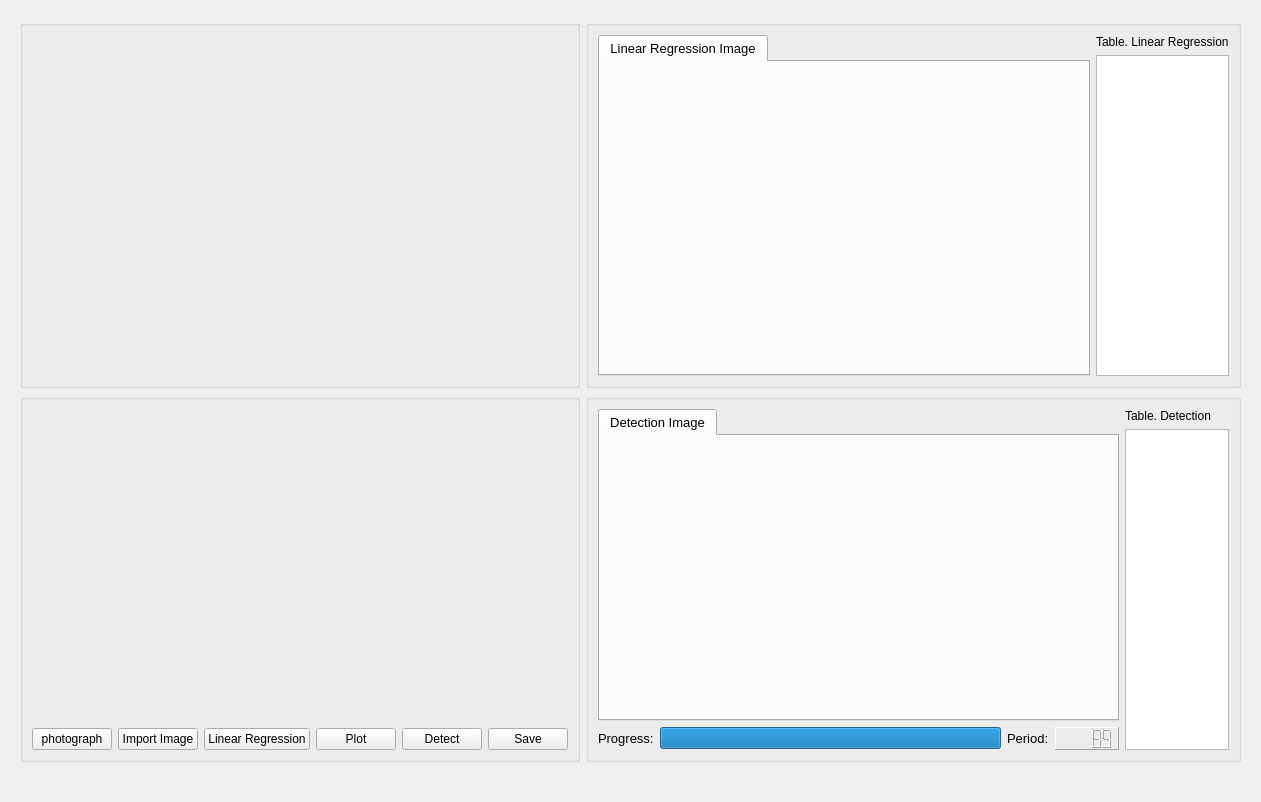
First picture: the form in ui/detectmain.ui, repository hmy-repo/Peng_GUI, before the edit.
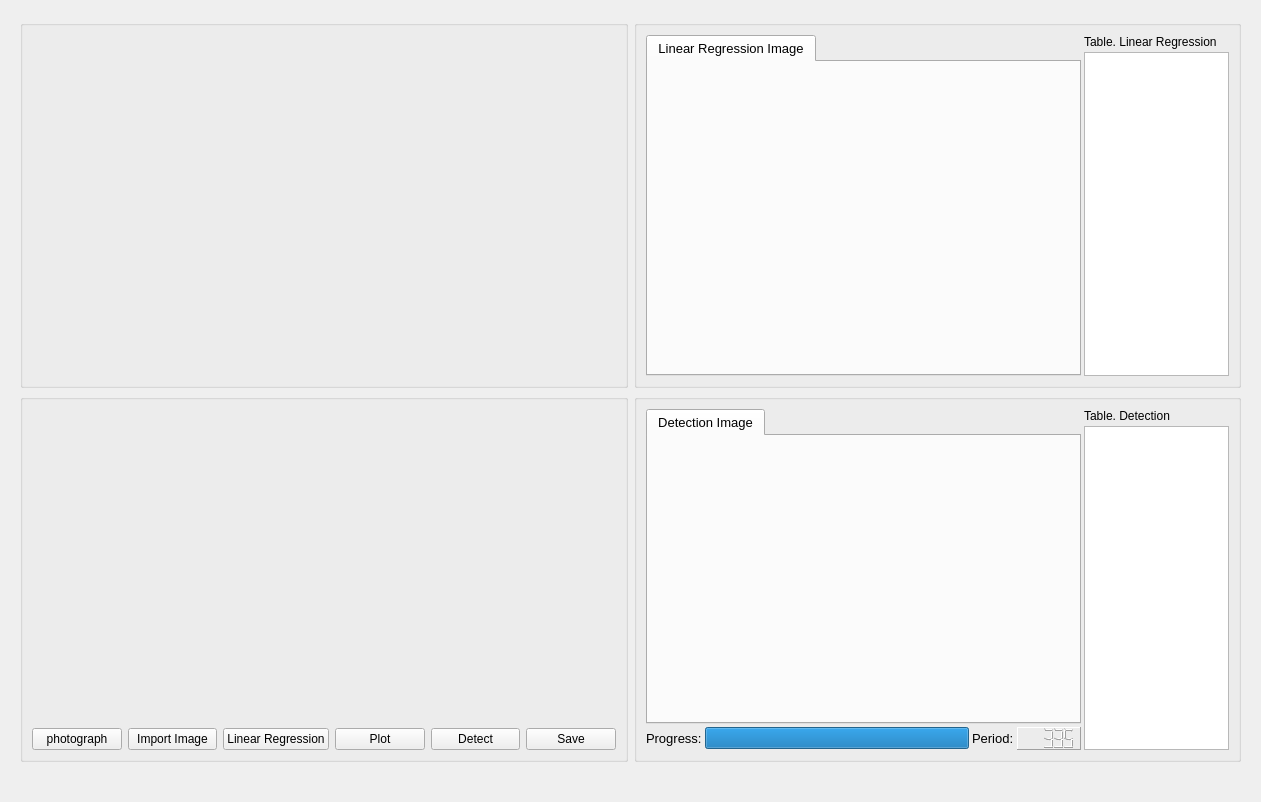
Second picture: the form after the edit.

The edit to the form file:
```diff
--- a/ui/detectmain.ui
+++ b/ui/detectmain.ui
@@ -18,7 +18,7 @@
     <widget class="QWidget" name="detectmainWidget" native="true">
      <layout class="QVBoxLayout" name="verticalLayout_13">
       <item>
-       <layout class="QGridLayout" name="gridLayout_3">
+       <layout class="QGridLayout" name="gridLayout_3" rowstretch="1,1" columnstretch="1,1">
         <item row="0" column="0">
          <widget class="QGroupBox" name="cameraMainGroupBox">
           <property name="title">
@@ -26,7 +26,11 @@
           </property>
           <layout class="QHBoxLayout" name="horizontalLayout_9">
            <item>
-            <layout class="QVBoxLayout" name="cameraMainlVLayout"/>
+            <layout class="QVBoxLayout" name="cameraMainlVLayout">
+             <property name="sizeConstraint">
+              <enum>QLayout::SetDefaultConstraint</enum>
+             </property>
+            </layout>
            </item>
           </layout>
          </widget>
@@ -38,7 +42,13 @@
           </property>
           <layout class="QHBoxLayout" name="horizontalLayout_7">
            <item>
-            <layout class="QHBoxLayout" name="horizontalLayout_6" stretch="5,1">
+            <layout class="QHBoxLayout" name="horizontalLayout_6" stretch="3,1">
+             <property name="spacing">
+              <number>3</number>
+             </property>
+             <property name="sizeConstraint">
+              <enum>QLayout::SetNoConstraint</enum>
+             </property>
              <item>
               <widget class="QTabWidget" name="tabWidget_2">
                <property name="font">
@@ -57,6 +67,12 @@
                 <layout class="QHBoxLayout" name="horizontalLayout_5">
                  <item>
                   <widget class="QLabel" name="labelOrigImg">
+                   <property name="sizePolicy">
+                    <sizepolicy hsizetype="Expanding" vsizetype="Expanding">
+                     <horstretch>0</horstretch>
+                     <verstretch>0</verstretch>
+                    </sizepolicy>
+                   </property>
                    <property name="text">
                     <string/>
                    </property>
@@ -99,7 +115,14 @@
            <item>
             <layout class="QVBoxLayout" name="verticalLayout_12" stretch="5,0">
              <item>
-              <widget class="QWidget" name="widgetChart" native="true"/>
+              <widget class="QWidget" name="widgetChart" native="true">
+               <property name="sizePolicy">
+                <sizepolicy hsizetype="Expanding" vsizetype="Expanding">
+                 <horstretch>0</horstretch>
+                 <verstretch>0</verstretch>
+                </sizepolicy>
+               </property>
+              </widget>
              </item>
              <item>
               <layout class="QGridLayout" name="gridLayout">
@@ -159,7 +182,10 @@
           </property>
           <layout class="QVBoxLayout" name="verticalLayout_11">
            <item>
-            <layout class="QHBoxLayout" name="horizontalLayout_4" stretch="5,1">
+            <layout class="QHBoxLayout" name="horizontalLayout_4" stretch="3,1">
+             <property name="spacing">
+              <number>3</number>
+             </property>
              <item>
               <layout class="QVBoxLayout" name="verticalLayout_10">
                <item>
@@ -186,6 +212,12 @@
                   <layout class="QHBoxLayout" name="horizontalLayout_3">
                    <item>
                     <widget class="QLabel" name="labelRecgImg">
+                     <property name="sizePolicy">
+                      <sizepolicy hsizetype="Expanding" vsizetype="Expanding">
+                       <horstretch>0</horstretch>
+                       <verstretch>0</verstretch>
+                      </sizepolicy>
+                     </property>
                      <property name="text">
                       <string/>
                      </property>
@@ -261,7 +293,7 @@
                     <enum>QFrame::Panel</enum>
                    </property>
                    <property name="intValue" stdset="0">
-                    <number>89</number>
+                    <number>335</number>
                    </property>
                   </widget>
                  </item>
```
